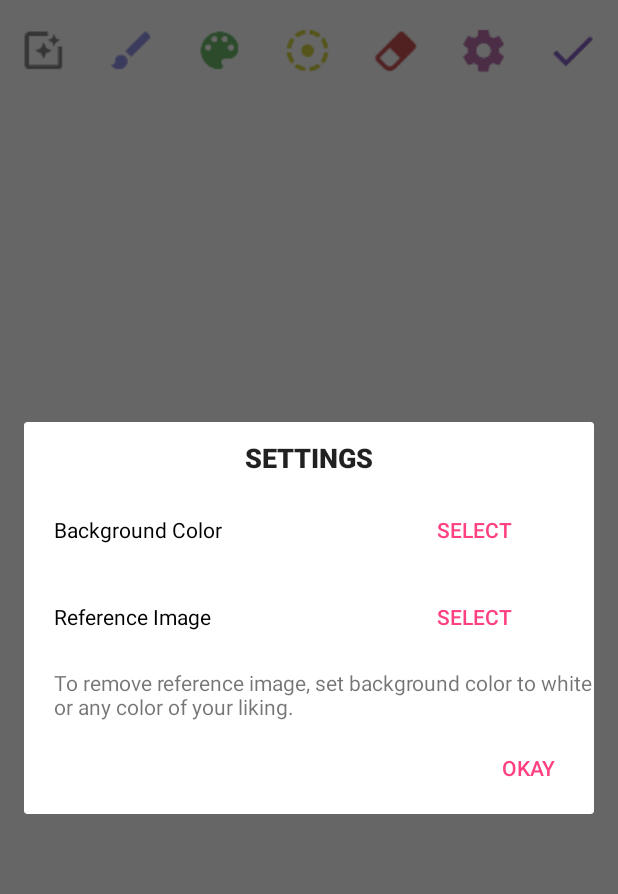
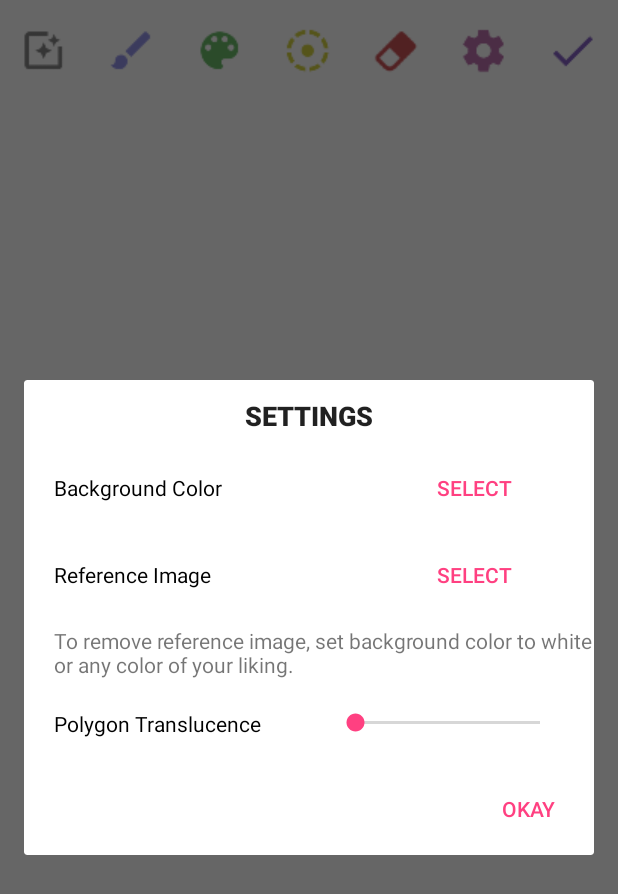
Before and after one commit to BhuvaneshShan/Polygon-Art, an Android app: the screen it shows after launch (MainActivity), after a tap on an icon or button, on a phone screen of 412 x 824 dp. Shown: the top 894 px of the screen. Run offline under Robolectric (Android 15) with nearby library versions, the phone set to English and light mode, and no system bars; libraries missing offline, so code that uses them is left out: com.jrummyapps.android.

Commit message:
alpha value

```diff
--- a/app/src/main/java/bhuva/polygonart/Polyart/PolyartMgr.java
+++ b/app/src/main/java/bhuva/polygonart/Polyart/PolyartMgr.java
@@ -50,6 +50,8 @@ public class PolyartMgr {
 
     private static int backgroundColor = Color.WHITE;
     private static Bitmap referenceImage=null;
+
+    private static int polygonAlpha = Utils.MAX_ALPHA_OPAQUE;
 
     private static PolygonEditor polygonEditor;
     private Paint paint;
@@ -143,6 +145,8 @@ public class PolyartMgr {
         Path path = new Path();
 
         //draw the Polygons
+        Utils.Log("polyalph:"+polygonAlpha, 3);
+
         for (Polygon t : polygons) {
 
             if(t.isVisible()) {
@@ -151,6 +155,7 @@ public class PolyartMgr {
                 path.close();
 
                 paint.setColor(t.getColor());
+                paint.setAlpha(polygonAlpha);
                 canvas.drawPath(path, paint);
             }
         }
@@ -303,6 +308,7 @@ public class PolyartMgr {
         paint.setColor(curColor);
         paint.setAntiAlias(true);
         paint.setStyle(Paint.Style.FILL);
+        paint.setAlpha(Utils.MAX_ALPHA_OPAQUE);
     }
 
     public static void clearAll(){
@@ -374,6 +380,14 @@ public class PolyartMgr {
         PolyartMgr.referenceImage = referenceImage;
     }
 
+    public static void setPolygonAlpha(int polygonAlpha) {
+        PolyartMgr.polygonAlpha = polygonAlpha;
+    }
+
+    public static int getPolygonAlpha() {
+        return PolyartMgr.polygonAlpha;
+    }
+
     public static boolean isReferenceImageSet(){
         return (referenceImage!=null);
     }
--- a/app/src/main/java/bhuva/polygonart/UI/CanvasSettings.java
+++ b/app/src/main/java/bhuva/polygonart/UI/CanvasSettings.java
@@ -1,22 +1,28 @@
 package bhuva.polygonart.UI;
 
+import android.Manifest;
 import android.app.Activity;
 import android.app.AlertDialog;
 import android.app.Dialog;
 import android.app.DialogFragment;
 import android.content.DialogInterface;
 import android.content.Intent;
+import android.content.pm.PackageManager;
 import android.graphics.Bitmap;
 import android.graphics.Color;
 import android.os.Bundle;
 import android.support.annotation.ColorInt;
+import android.support.v4.app.ActivityCompat;
+import android.support.v4.content.ContextCompat;
 import android.view.LayoutInflater;
 import android.view.View;
 import android.widget.Button;
+import android.widget.SeekBar;
 
 import com.jrummyapps.android.colorpicker.ColorPickerDialog;
 import com.jrummyapps.android.colorpicker.ColorPickerDialogListener;
 
+import bhuva.polygonart.MainActivity;
 import bhuva.polygonart.Polyart.PolyartMgr;
 import bhuva.polygonart.R;
 import bhuva.polygonart.Utils;
@@ -33,6 +39,7 @@ public class CanvasSettings extends DialogFragment{
     public interface CanvasSettingsListener{
         void onBackgroundColorSelected(int color);
         void onReferenceImageSelected(Bitmap refImage);
+        void onTranslucencyChanged(int translucency);
     }
 
     @Override
@@ -92,6 +99,7 @@ public class CanvasSettings extends DialogFragment{
                         .setAllowPresets(true)
                         .setShowAlphaSlider(false)
                         .show(getActivity());
+                CanvasSettings.this.dismiss();
             }
         });
 
@@ -99,9 +107,33 @@ public class CanvasSettings extends DialogFragment{
         refImageButton.setOnClickListener(new View.OnClickListener() {
             @Override
             public void onClick(View v) {
-                Intent galleryIntent = new Intent(Intent.ACTION_PICK,
-                        android.provider.MediaStore.Images.Media.EXTERNAL_CONTENT_URI);
-                getActivity().startActivityForResult(galleryIntent, Utils.INTENT_RESULT_SELECT_REF_IMG);
+                int permissionCheck = ContextCompat.checkSelfPermission(getActivity(), Manifest.permission.READ_EXTERNAL_STORAGE);
+                if (permissionCheck == PackageManager.PERMISSION_DENIED) {
+                    ActivityCompat.requestPermissions(getActivity(), new String[]{Manifest.permission.READ_EXTERNAL_STORAGE}, Utils.PERMISSIONS_REQUEST_READ_EXTERNAL_STORAGE);
+                }else {
+                    Intent galleryIntent = new Intent(Intent.ACTION_PICK,
+                            android.provider.MediaStore.Images.Media.EXTERNAL_CONTENT_URI);
+                    getActivity().startActivityForResult(galleryIntent, Utils.INTENT_RESULT_SELECT_REF_IMG);
+                }
+            }
+        });
+
+        SeekBar translucency = (SeekBar) view.findViewById(R.id.TranslucencyScrollbar);
+        translucency.setProgress(Utils.MAX_ALPHA_OPAQUE - PolyartMgr.getPolygonAlpha());
+        translucency.setOnSeekBarChangeListener(new SeekBar.OnSeekBarChangeListener() {
+            @Override
+            public void onProgressChanged(SeekBar seekBar, int progress, boolean fromUser) {
+                mCanvasSettingsListener.onTranslucencyChanged(progress);
+            }
+
+            @Override
+            public void onStartTrackingTouch(SeekBar seekBar) {
+
+            }
+
+            @Override
+            public void onStopTrackingTouch(SeekBar seekBar) {
+
             }
         });
     }
--- a/app/src/main/java/bhuva/polygonart/Utils.java
+++ b/app/src/main/java/bhuva/polygonart/Utils.java
@@ -13,11 +13,15 @@ import static android.graphics.Color.*;
 public final class Utils {
     private static int PriorityMin = 2;
     private static Random random = new Random();
+    public static final int MAX_ALPHA_OPAQUE = 255;
 
     public static final int COLOR_DIALOG_POLYGON_SELECTOR_ID = 1;
     public static final int COLOR_DIALOG_BACKGROUND_SELECTOR_ID = 2;
 
     public static final int INTENT_RESULT_SELECT_REF_IMG = 1;
+
+    public static final int PERMISSIONS_REQUEST_WRITE_EXTERNAL_STORAGE = 147;
+    public static final int PERMISSIONS_REQUEST_READ_EXTERNAL_STORAGE = 148;
 
     public static void Log(String s, int priority){
         if(priority > PriorityMin)
--- a/app/src/main/res/layout/canvas_settings.xml
+++ b/app/src/main/res/layout/canvas_settings.xml
@@ -79,4 +79,30 @@
         android:layout_weight="1"
         android:text="To remove reference image, set background color to white or any color of your liking." />
 
+    <LinearLayout
+        android:layout_width="match_parent"
+        android:layout_height="match_parent"
+        android:layout_marginLeft="20dp"
+        android:layout_marginRight="20dp"
+        android:layout_marginTop="20dp"
+        android:orientation="horizontal">
+
+        <TextView
+            android:id="@+id/TranslucencyText"
+            android:layout_width="80dp"
+            android:layout_height="wrap_content"
+            android:layout_weight="1"
+            android:text="Polygon Translucence"
+            android:textColor="@android:color/black" />
+
+        <SeekBar
+            android:id="@+id/TranslucencyScrollbar"
+            android:layout_width="50dp"
+            android:layout_height="wrap_content"
+            android:layout_weight="1"
+            android:max="255"
+            android:progress="0" />
+
+    </LinearLayout>
+
 </LinearLayout>
```
Also changed, not shown: app/src/main/java/bhuva/polygonart/MainActivity.java (+27 -5 lines).
